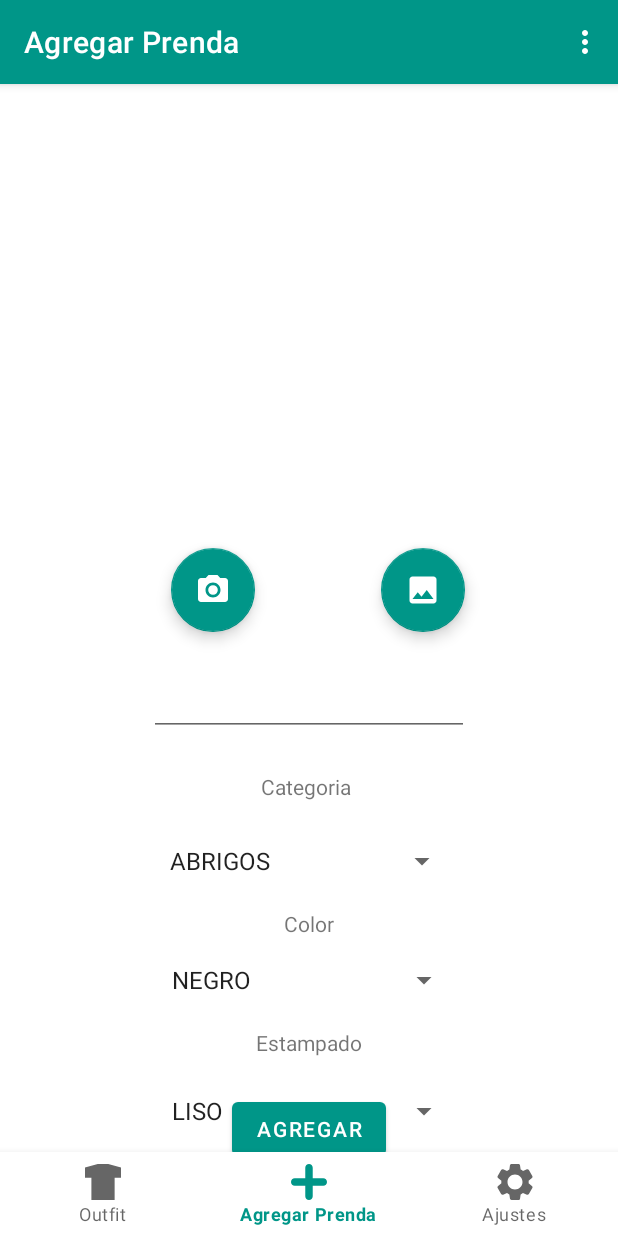
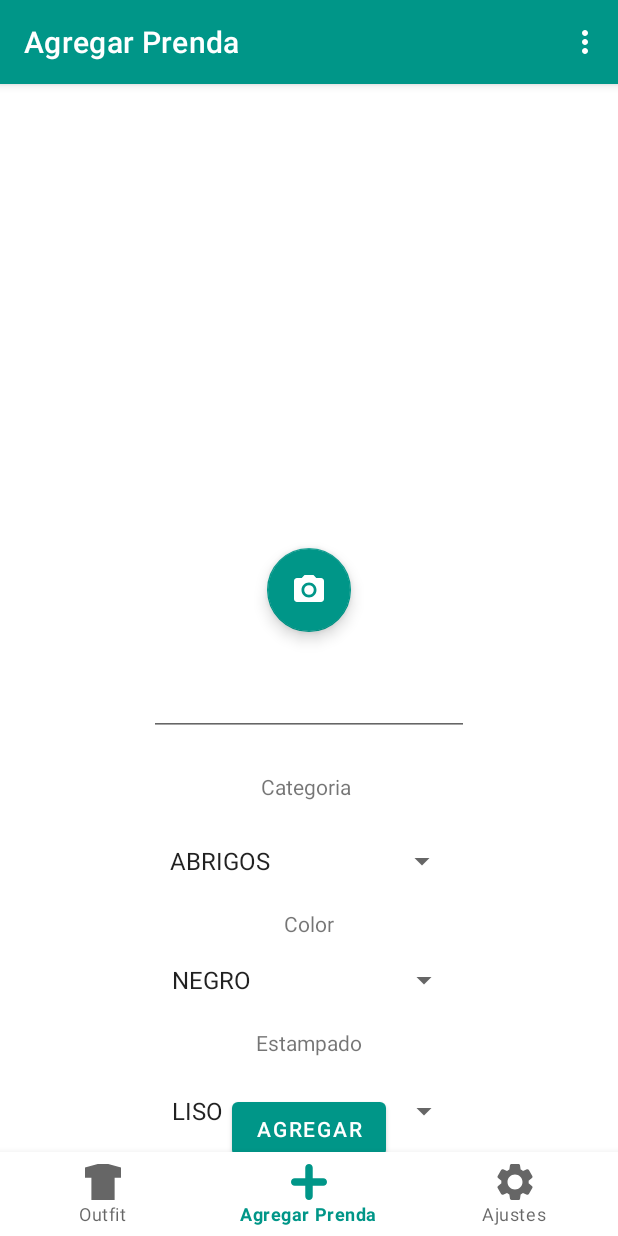
Before and after one commit to quiquear7/Dresser, an Android app: the DashboardFragment screen opened through its navigation route, on a phone screen of 412 x 824 dp. Run offline under Robolectric (Android 15) with nearby library versions, the phone set to English and light mode, and no system bars; our stand-ins replace Firebase (no records; nobody signed in at launch, a user with empty details on screens opened directly), Picasso, Room's generated code, navigation-ui; pictures from the network do not load.

Commit message:
queda algoritmo rota, eliminado botón de galeria

```diff
--- a/app/src/main/java/com/uc3m/dresser/ui/dashboard/DashboardFragment.kt
+++ b/app/src/main/java/com/uc3m/dresser/ui/dashboard/DashboardFragment.kt
@@ -145,7 +145,7 @@ class DashboardFragment : Fragment() {
             }
         }
 
-        binding.fabGallery.setOnClickListener{
+       /* binding.fabGallery.setOnClickListener{
             if ( context?.checkSelfPermission(android.Manifest.permission.READ_EXTERNAL_STORAGE) == PackageManager.PERMISSION_DENIED) {
                 val permisosLectura = arrayOf(android.Manifest.permission.WRITE_EXTERNAL_STORAGE)
                 requestPermissions(permisosLectura, PHOTO_SELECTED)
@@ -153,7 +153,7 @@ class DashboardFragment : Fragment() {
                 abrirGaleria()
             }
 
-        }
+        }*/
 
         return view
     }
--- a/app/src/main/res/layout/fragment_dashboard.xml
+++ b/app/src/main/res/layout/fragment_dashboard.xml
@@ -88,7 +88,7 @@
         android:src="@drawable/ic_baseline_camera_alt_24"
         app:backgroundTint="#009688"
         app:layout_constraintEnd_toEndOf="parent"
-        app:layout_constraintHorizontal_bias="0.321"
+        app:layout_constraintHorizontal_bias="0.5"
         app:layout_constraintStart_toStartOf="parent"
         app:layout_constraintTop_toBottomOf="@+id/imgFoto" />
 
@@ -146,17 +146,4 @@
         app:layout_constraintStart_toStartOf="parent"
         app:layout_constraintTop_toBottomOf="@+id/textView2" />
 
-    <com.google.android.material.floatingactionbutton.FloatingActionButton
-        android:id="@+id/fabGallery"
-        android:layout_width="wrap_content"
-        android:layout_height="wrap_content"
-        android:layout_marginStart="84dp"
-        android:layout_marginTop="24dp"
-        android:clickable="true"
-        android:contentDescription="@string/todo"
-        android:src="@drawable/ic_baseline_image_24"
-        app:backgroundTint="#009688"
-        app:layout_constraintStart_toEndOf="@+id/bCamara"
-        app:layout_constraintTop_toBottomOf="@+id/imgFoto" />
-
 </androidx.constraintlayout.widget.ConstraintLayout>
```
